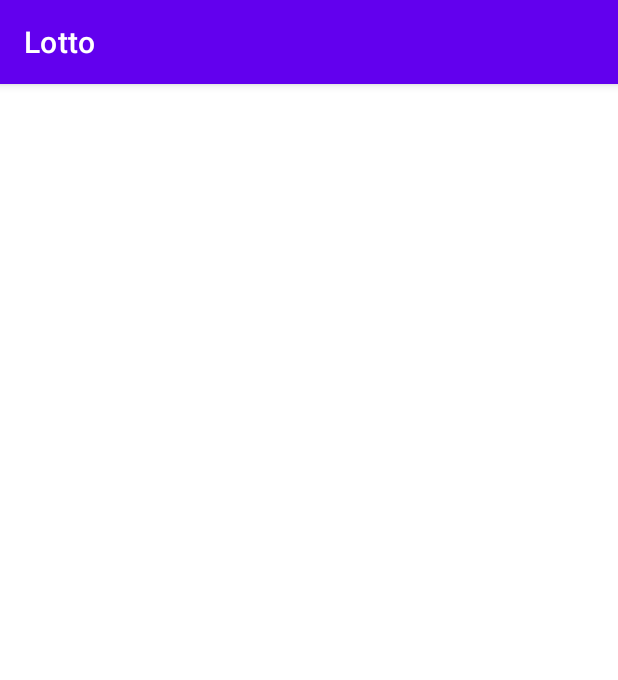
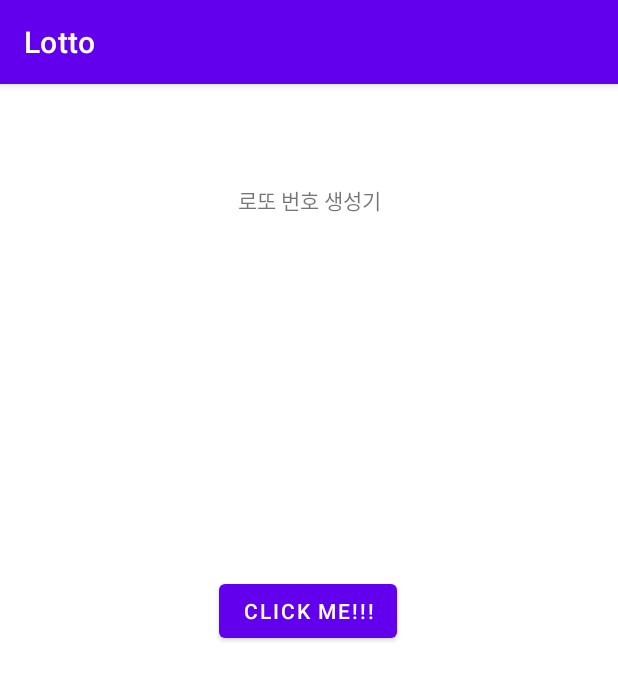
Before and after one commit to kgyeongmi21/Lotto, an Android app: the screen it shows after launch (MainActivity), on a phone screen of 412 x 824 dp. Shown: the top 680 px of the screen. Run offline under Robolectric (Android 15) with nearby library versions, the phone set to English and light mode, and no system bars.

Commit message:
최종 로또 생성

```diff
--- a/app/build.gradle
+++ b/app/build.gradle
@@ -25,6 +25,10 @@ android {
         sourceCompatibility JavaVersion.VERSION_1_8
         targetCompatibility JavaVersion.VERSION_1_8
     }
+
+    viewBinding {
+        enabled true
+    }
 }
 
 dependencies {
--- a/app/src/main/java/com/example/lotto/ActivityMainBinding.java
+++ /dev/null
@@ -1,24 +0,0 @@
-package com.example.lotto;
-
-import android.view.LayoutInflater;
-import android.view.View;
-
-import java.text.BreakIterator;
-
-public class ActivityMainBinding {
-    public View button;
-    public BreakIterator textNum1;
-    public BreakIterator textNum2;
-    public BreakIterator textNum3;
-    public BreakIterator textNum4;
-    public BreakIterator textNum5;
-    public BreakIterator textNum6;
-
-    public static ActivityMainBinding inflate(LayoutInflater layoutInflater) {
-
-    }
-
-    public int getRoot() {
-
-    }
-}
--- a/app/src/main/res/layout/activity_main.xml
+++ b/app/src/main/res/layout/activity_main.xml
@@ -24,7 +24,19 @@
         android:layout_height="wrap_content"
         android:text=""
         app:layout_constraintBottom_toBottomOf="parent"
-        app:layout_constraintHorizontal_bias="0.272"
+        app:layout_constraintHorizontal_bias="0.381"
+        app:layout_constraintLeft_toLeftOf="parent"
+        app:layout_constraintRight_toRightOf="parent"
+        app:layout_constraintTop_toTopOf="parent"
+        app:layout_constraintVertical_bias="0.244" />
+
+    <TextView
+        android:id="@+id/textView7"
+        android:layout_width="wrap_content"
+        android:layout_height="wrap_content"
+        android:text=""
+        app:layout_constraintBottom_toBottomOf="parent"
+        app:layout_constraintHorizontal_bias="0.206"
         app:layout_constraintLeft_toLeftOf="parent"
         app:layout_constraintRight_toRightOf="parent"
         app:layout_constraintTop_toTopOf="parent"
@@ -36,7 +48,7 @@
         android:layout_height="wrap_content"
         android:text=""
         app:layout_constraintBottom_toBottomOf="parent"
-        app:layout_constraintHorizontal_bias="0.526"
+        app:layout_constraintHorizontal_bias="0.569"
         app:layout_constraintLeft_toLeftOf="parent"
         app:layout_constraintRight_toRightOf="parent"
         app:layout_constraintTop_toTopOf="parent"
@@ -48,7 +60,7 @@
         android:layout_height="wrap_content"
         android:text=""
         app:layout_constraintBottom_toBottomOf="parent"
-        app:layout_constraintHorizontal_bias="0.772"
+        app:layout_constraintHorizontal_bias="0.749"
         app:layout_constraintLeft_toLeftOf="parent"
         app:layout_constraintRight_toRightOf="parent"
         app:layout_constraintTop_toTopOf="parent"
@@ -72,10 +84,23 @@
         android:layout_height="wrap_content"
         android:text=""
         app:layout_constraintBottom_toBottomOf="parent"
-        app:layout_constraintHorizontal_bias="0.039"
+        app:layout_constraintHorizontal_bias="0.038"
         app:layout_constraintLeft_toLeftOf="parent"
         app:layout_constraintRight_toRightOf="parent"
         app:layout_constraintTop_toTopOf="parent"
         app:layout_constraintVertical_bias="0.244" />
 
+    <Button
+        android:id="@+id/button"
+        android:layout_width="wrap_content"
+        android:layout_height="wrap_content"
+        android:onClick="onClick"
+        android:text="Click Me!!!"
+        app:layout_constraintBottom_toBottomOf="parent"
+        app:layout_constraintEnd_toEndOf="parent"
+        app:layout_constraintHorizontal_bias="0.498"
+        app:layout_constraintStart_toStartOf="parent"
+        app:layout_constraintTop_toBottomOf="@+id/textView"
+        app:layout_constraintVertical_bias="0.242" />
+
 </androidx.constraintlayout.widget.ConstraintLayout>
```
Also changed, not shown: app/src/main/java/com/example/lotto/MainActivity.java (+11 -6 lines).
